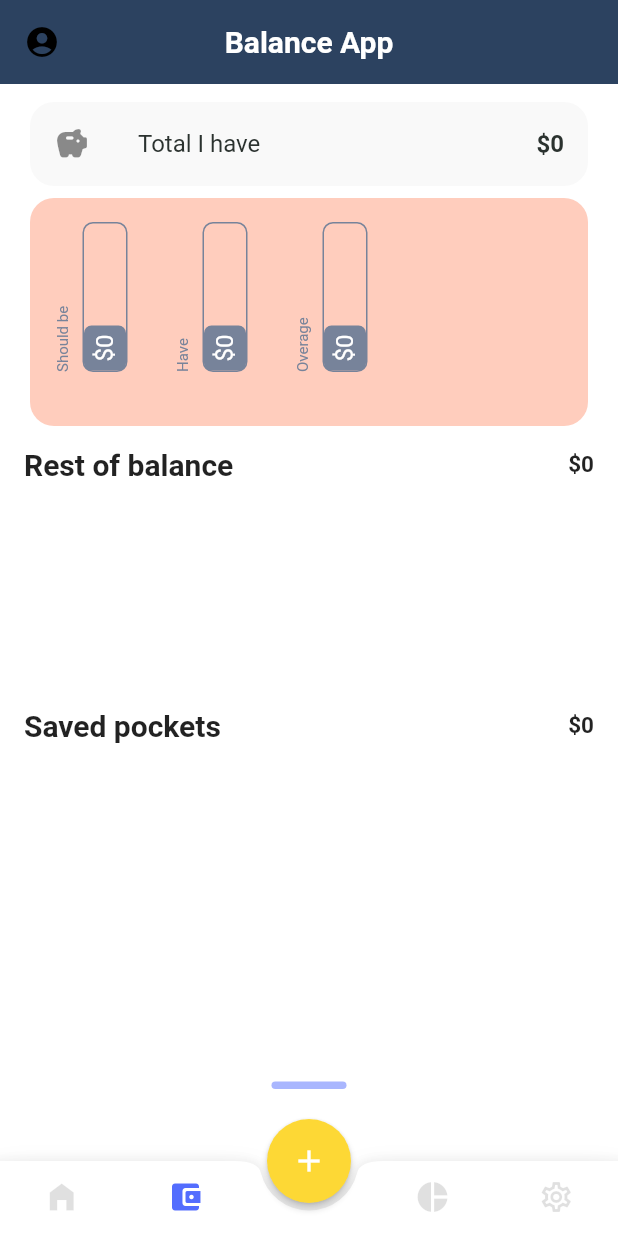
After one commit to aragrevo/balance_app_flutter, a Flutter app: the _Home screen opened directly, item 2 of the bottom bar chosen, on a phone screen of 412 x 824 dp. The commit adds this screen. Run offline on Flutter 3.47's test engine with Material 2 defaults, Android fonts, the phone set to English and light mode, and no system bars; our stand-ins replace cloud_firestore, firebase_core, fl_chart, get, google_sign_in; accounts and stored records are empty.

Commit message:
feature: Add pocket screen

```diff
--- a/lib/controllers/balance.controller.dart
+++ b/lib/controllers/balance.controller.dart
@@ -1,15 +1,19 @@
+import 'package:balance_app/models/wallet.dart';
 import 'package:balance_app/services/balance.service.dart';
 import 'package:get/get.dart';
 
 class BalanceController extends GetxController {
   static BalanceController get to => Get.find();
   final RxMap<String, dynamic> _balance = RxMap<String, dynamic>();
+  final RxList<Wallet> _wallet = RxList<Wallet>();
 
   Map<String, dynamic> get balance => _balance.value;
+  List<Wallet> get wallet => _wallet.value;
 
   @override
   void onInit() {
     final monthName = BalanceService().getCurrentMonth();
     _balance.bindStream(BalanceService().balanceStream(monthName));
+    _wallet.bindStream(BalanceService().walletStream());
   }
 }
--- a/lib/controllers/expense.controller.dart
+++ b/lib/controllers/expense.controller.dart
@@ -1,4 +1,3 @@
-import 'package:balance_app/services/balance.service.dart';
 import 'package:flutter/material.dart';
 import 'package:get/get.dart';
 
--- /dev/null
+++ b/lib/controllers/pocket.controller.dart
@@ -0,0 +1,59 @@
+import 'package:balance_app/models/pocket.dart';
+import 'package:balance_app/services/pocket.service.dart';
+import 'package:get/get.dart';
+
+class PocketController extends GetxController {
+  static PocketController get to => Get.find();
+  final RxList<Pocket> _pocket = RxList<Pocket>();
+  final RxList<Pocket> _pocketRest = RxList<Pocket>();
+  final RxList<Pocket> _pocketSave = RxList<Pocket>();
+
+  List<Pocket> get pocket => _pocket.value;
+  List<Pocket> get pocketRest {
+    return _getPockets(true);
+  }
+
+  List<Pocket> get pocketSaved {
+    return _getPockets(false);
+  }
+
+  int get totalPocketRest {
+    return getTotal(pocketRest);
+  }
+
+  int get totalPocketSaved {
+    return getTotal(pocketSaved);
+  }
+
+  int get totalPockets {
+    return getTotal(pocket);
+  }
+
+  Map<String, int> get balanceInWallets {
+    final res = pocket.fold<Map<String, int>>({}, (previousValue, element) {
+      final prev = previousValue[element.location] ?? 0;
+      previousValue[element.location] = prev + element.value;
+      return previousValue;
+    });
+    return res;
+  }
+
+  @override
+  void onInit() {
+    _pocket.bindStream(PocketService().pocketStream());
+    _pocketRest.bindStream(PocketService().pocketStream());
+    _pocketSave.bindStream(PocketService().pocketStream());
+  }
+
+  List<Pocket> _getPockets(bool type) {
+    final pockets =
+        pocket.where((element) => element.restOfBalance == type).toList();
+    pockets.sort(((a, b) => a.name.compareTo(b.name)));
+    return pockets;
+  }
+
+  int getTotal(List<Pocket> pockets) {
+    return pockets.fold<int>(
+        0, (previousValue, element) => previousValue + element.value);
+  }
+}
--- /dev/null
+++ b/lib/models/pocket.dart
@@ -0,0 +1,37 @@
+import 'dart:convert';
+
+import 'package:balance_app/utils/format.dart';
+
+Pocket pocketFromJson(String str) => Pocket.fromJson(json.decode(str));
+
+String pocketToJson(Pocket data) => json.encode(data.toJson());
+
+class Pocket {
+  Pocket(
+      {required this.value,
+      required this.name,
+      required this.location,
+      required this.restOfBalance,
+      this.id});
+  int value;
+  String name;
+  String location;
+  bool restOfBalance;
+  String? id;
+
+  factory Pocket.fromJson(Map<String, dynamic> json) => Pocket(
+        value: int.parse(json["value"].toString()),
+        name: json['name'].toString().toCapitalize,
+        id: json["id"],
+        location: json["location"],
+        restOfBalance: json["restOfBalance"] ?? false,
+      );
+
+  Map<String, dynamic> toJson() => {
+        "value": value,
+        "name": name,
+        "id": id,
+        "location": location,
+        "restOfBalance": restOfBalance,
+      };
+}
--- /dev/null
+++ b/lib/models/wallet.dart
@@ -0,0 +1,24 @@
+import 'dart:convert';
+
+Wallet walletFromJson(String str) => Wallet.fromJson(json.decode(str));
+
+String walletToJson(Wallet data) => json.encode(data.toJson());
+
+class Wallet {
+  Wallet({required this.value, required this.name, this.icon});
+  int value;
+  String name;
+  String? icon;
+
+  factory Wallet.fromJson(Map<String, dynamic> json) => Wallet(
+        value: json["value"],
+        name: json['name'],
+        icon: json["icon"],
+      );
+
+  Map<String, dynamic> toJson() => {
+        "value": value,
+        "name": name,
+        "icon": icon,
+      };
+}
--- a/lib/screens/home_screen.dart
+++ b/lib/screens/home_screen.dart
@@ -53,11 +53,11 @@ class _Home extends StatelessWidget {
         body: Obx(
           () => IndexedStack(
             index: HomeController.to.currentIndex.value,
-            children: const [
-              _Body(),
+            children: [
+              const _Body(),
               PocketScreen(),
-              ChartScreen(),
-              SizedBox()
+              const ChartScreen(),
+              const SizedBox()
             ],
           ),
         ));
--- /dev/null
+++ b/lib/screens/pocket_screen.dart
@@ -0,0 +1,447 @@
+import 'package:balance_app/controllers/balance.controller.dart';
+import 'package:balance_app/controllers/pocket.controller.dart';
+import 'package:balance_app/models/pocket.dart';
+import 'package:balance_app/models/wallet.dart';
+import 'package:balance_app/utils/format.dart';
+import 'package:balance_app/utils/icons.dart';
+import 'package:flutter/material.dart';
+import 'package:get/get.dart';
+
+class PocketScreen extends StatelessWidget {
+  PocketScreen({Key? key}) : super(key: key);
+
+  final pocketCtrl = Get.put(PocketController());
+
+  @override
+  Widget build(BuildContext context) {
+    return Container(
+      color: Colors.white,
+      padding: const EdgeInsets.symmetric(vertical: 8),
+      child: Column(
+        mainAxisSize: MainAxisSize.min,
+        crossAxisAlignment: CrossAxisAlignment.start,
+        children: [
+          Padding(
+            padding: const EdgeInsets.symmetric(horizontal: 16),
+            child: Card(
+              child: ListTile(
+                leading: const Icon(Icons.savings_rounded),
+                title: const Text('Total I have',
+                    style: TextStyle(
+                      color: Color(0xff2B322F),
+                    )),
+                trailing: Text(
+                  toCurrency(PocketController.to.totalPockets),
+                  style: const TextStyle(
+                      color: Color(0xff2B322F),
+                      fontSize: 16,
+                      fontWeight: FontWeight.bold),
+                ),
+              ),
+            ),
+          ),
+          const Padding(
+            padding: EdgeInsets.symmetric(horizontal: 16),
+            child: _WalletsSection(),
+          ),
+          Expanded(
+            child: Stack(
+              children: [
+                Padding(
+                  padding: const EdgeInsets.symmetric(horizontal: 16),
+                  child: Column(
+                    mainAxisSize: MainAxisSize.min,
+                    children: [
+                      Obx(() {
+                        return _ListSection(
+                          title: 'Rest of balance',
+                          amount:
+                              toCurrency(PocketController.to.totalPocketRest),
+                          pockets: PocketController.to.pocketRest,
+                        );
+                      }),
+                      Obx(() {
+                        return _ListSection(
+                          title: 'Saved pockets',
+                          amount:
+                              toCurrency(PocketController.to.totalPocketSaved),
+                          pockets: PocketController.to.pocketSaved,
+                        );
+                      }),
+                    ],
+                  ),
+                ),
+                DraggableScrollableSheet(
+                  initialChildSize: 0.18,
+                  minChildSize: 0.18,
+                  maxChildSize: 0.99,
+                  builder: (BuildContext context,
+                      ScrollController scrollController) {
+                    final list =
+                        PocketController.to.balanceInWallets.entries.toList();
+                    return Container(
+                      decoration: const BoxDecoration(
+                        color: Colors.white,
+                        borderRadius: BorderRadius.only(
+                          topRight: Radius.circular(20),
+                          topLeft: Radius.circular(20),
+                        ),
+                      ),
+                      child: Padding(
+                        padding: const EdgeInsets.symmetric(horizontal: 16),
+                        child: Column(
+                          children: [
+                            Container(
+                              padding:
+                                  const EdgeInsets.only(bottom: 10, top: 10),
+                              height: 5,
+                              width: 50,
+                              decoration: BoxDecoration(
+                                color: Colors.indigoAccent.withOpacity(0.5),
+                                borderRadius:
+                                    const BorderRadius.all(Radius.circular(8)),
+                              ),
+                            ),
+                            Expanded(
+                              child: ListView.builder(
+                                physics: const BouncingScrollPhysics(),
+                                controller: scrollController,
+                                itemCount: list.length,
+                                itemBuilder: (context, index) {
+                                  final item = list[index];
+                                  return Card(
+                                    child: ListTile(
+                                      leading: Icon(
+                                          pocketIcons[item.key.toLowerCase()]),
+                                      title: Text(item.key.toCapitalize,
+                                          style: const TextStyle(
+                                            color: Color(0xff2B322F),
+                                          )),
+                                      trailing: Text(
+                                        toCurrency(item.value),
+                                        style: const TextStyle(
+                                            color: Color(0xff2B322F),
+                                            fontSize: 16,
+                                            fontWeight: FontWeight.bold),
+                                      ),
+                                    ),
+                                  );
+                                },
+                              ),
+                            ),
+                          ],
+                        ),
+                      ),
+                    );
+                  },
+                )
+              ],
+            ),
+          )
+        ],
+      ),
+    );
+  }
+}
+
+class _ListSection extends StatelessWidget {
+  const _ListSection({
+    Key? key,
+    required this.title,
+    required this.amount,
+    required this.pockets,
+  }) : super(key: key);
+
+  final String title;
+  final String amount;
+  final List<Pocket> pockets;
+
+  @override
+  Widget build(BuildContext context) {
+    return Column(
+      crossAxisAlignment: CrossAxisAlignment.start,
+      children: [
+        Padding(
+          padding: const EdgeInsets.only(top: 10, bottom: 10),
+          child: Row(
+            mainAxisAlignment: MainAxisAlignment.spaceBetween,
+            children: [
+              Text(
+                title,
+                style:
+                    const TextStyle(fontSize: 20, fontWeight: FontWeight.bold),
+              ),
+              Text(
+                amount,
+                style:
+                    const TextStyle(fontSize: 15, fontWeight: FontWeight.bold),
+              ),
+            ],
+          ),
+        ),
+        AspectRatio(
+          aspectRatio: 2.9,
+          child: _PocketList(pockets: pockets),
+        ),
+      ],
+    );
+  }
+}
+
+class _PocketList extends StatelessWidget {
+  const _PocketList({
+    Key? key,
+    required this.pockets,
+  }) : super(key: key);
+
+  final List<Pocket> pockets;
+
+  @override
+  Widget build(BuildContext context) {
+    return ListView.builder(
+        physics: const BouncingScrollPhysics(),
+        scrollDirection: Axis.horizontal,
+        itemCount: pockets.length,
+        itemBuilder: (context, index) {
+          final pocket = pockets[index];
+          return _CustomCard(
+              title: pocket.name,
+              subtitle: toCurrency(pocket.value),
+              observation: pocket.location,
+              icon: pocketIcons[pocket.location.toLowerCase()] ?? Icons.alarm);
+        });
+  }
+}
+
+class _WalletsSection extends StatelessWidget {
+  const _WalletsSection({
+    Key? key,
+  }) : super(key: key);
+
+  @override
+  Widget build(BuildContext context) {
+    return Card(
+      color: Colors.deepOrange[200]!.withOpacity(0.6),
+      child: Container(
+          padding: const EdgeInsets.all(16),
+          child: Obx(() {
+            final balance = BalanceController.to.balance['balance'];
+            final total = BalanceController.to.wallet
+                .fold<int>(0, (prev, element) => prev + element.value);
+            final int overage = total - (balance?['value'] ?? 0) as int;
+            return Column(children: [
+              Row(
+                mainAxisAlignment: MainAxisAlignment.spaceBetween,
+                children: [
+                  _WalletState(
+                      wallet: Wallet(
+                          value: balance?['value'] ?? 0, name: 'Should be')),
+                  _WalletState(wallet: Wallet(name: 'Have', value: total)),
+                  _WalletState(wallet: Wallet(name: 'Overage', value: overage)),
+                  const SizedBox(
+                    width: 100,
+                    height: 100,
+                  )
+                ],
+              ),
+              const SizedBox(
+                height: 20,
+              ),
+              Row(
+                mainAxisAlignment: MainAxisAlignment.spaceBetween,
+                children: BalanceController.to.wallet
+                    .map((e) => _WalletWidget(wallet: e))
+                    .toList(),
+              )
+            ]);
+          })),
+    );
+  }
+}
+
+class _CustomRow extends StatelessWidget {
+  const _CustomRow({
+    Key? key,
+    required this.title,
+    required this.amount,
+  }) : super(key: key);
+
+  final String title;
+  final String amount;
+
+  @override
+  Widget build(BuildContext context) {
+    return Container(
+      margin: EdgeInsets.zero,
+      // padding: const EdgeInsets.all(2),
+      child: Row(
+        mainAxisAlignment: MainAxisAlignment.spaceBetween,
+        children: [
+          Text(title.toCapitalize,
+              style: const TextStyle(
+                  color: Color(0xff2B322F),
+                  fontSize: 11,
+                  fontWeight: FontWeight.bold)),
+          Text(amount,
+              style: const TextStyle(color: Color(0xff77839a), fontSize: 11)),
+        ],
+      ),
+    );
+  }
+}
+
+class _WalletWidget extends StatelessWidget {
+  const _WalletWidget({
+    Key? key,
+    required this.wallet,
+  }) : super(key: key);
+
+  final Wallet wallet;
+
+  @override
+  Widget build(BuildContext context) {
+    return GestureDetector(
+      onTap: () {
+        print(wallet.name);
+      },
+      child: _CustomCard(
+        icon: walletIcons[wallet.icon]!,
+        subtitle: toCurrency(wallet.value),
+        title: wallet.name,
+      ),
+    );
+  }
+}
+
+class _CustomCard extends StatelessWidget {
+  const _CustomCard(
+      {Key? key,
+      required this.title,
+      required this.subtitle,
+      required this.icon,
+      this.observation})
+      : super(key: key);
+
+  final String title;
+  final String subtitle;
+  final String? observation;
+  final IconData icon;
+
+  @override
+  Widget build(BuildContext context) {
+    return Card(
+      child: Container(
+          width: 100,
+          padding: const EdgeInsets.all(16),
+          child: Column(
+            children: [
+              Icon(
+                icon,
+                size: 38,
+                color: const Color(0xff77839a),
+              ),
+              const SizedBox(height: 5),
+              FittedBox(
+                fit: BoxFit.contain,
+                child: Text(
+                  title,
+                  style: const TextStyle(
+                      color: Color(0xff2B322F), fontWeight: FontWeight.bold),
+                ),
+              ),
+              FittedBox(
+                fit: BoxFit.contain,
+                child: Text(
+                  subtitle,
+                  style:
+                      const TextStyle(color: Color(0xff77839a), fontSize: 12),
+                ),
+              ),
+              observation != null
+                  ? FittedBox(
+                      fit: BoxFit.contain,
+                      child: Text(
+                        observation!,
+                        style: const TextStyle(
+                            color: Color(0xff77839a), fontSize: 12),
+                      ),
+                    )
+                  : const SizedBox(),
+            ],
+          )),
+    );
+  }
+}
+
+class _WalletState extends StatelessWidget {
+  const _WalletState({
+    Key? key,
+    required this.wallet,
+  }) : super(key: key);
+  final Wallet wallet;
+
+  @override
+  Widget build(BuildContext context) {
+    return Row(
+      crossAxisAlignment: CrossAxisAlignment.end,
+      children: [
+        _VerticalText(
+          text: wallet.name,
+        ),
+        const SizedBox(
+          width: 7,
+        ),
+        Container(
+          width: 30,
+          height: 100,
+          decoration: BoxDecoration(
+              borderRadius: const BorderRadius.all(Radius.circular(7)),
+              border: Border.all(color: const Color(0xff77839a))),
+          child: Column(
+            mainAxisAlignment: MainAxisAlignment.end,
+            children: [
+              Container(
+                width: double.infinity,
+                padding: const EdgeInsets.symmetric(vertical: 6),
+                decoration: const BoxDecoration(
+                  color: Color(0xff77839a),
+                  borderRadius: BorderRadius.all(Radius.circular(5)),
+                ),
+                child: Center(
+                  child: _VerticalText(
+                    text: toSmallCurrency(wallet.value),
+                    color: Colors.white,
+                    size: 16,
+                  ),
+                ),
+              ),
+            ],
+          ),
+        ),
+        // ),
+      ],
+    );
+  }
+}
+
+class _VerticalText extends StatelessWidget {
+  const _VerticalText({
+    Key? key,
+    required this.text,
+    this.color = const Color(0xff77839a),
+    this.size = 10,
+  }) : super(key: key);
+  final String text;
+  final Color color;
+  final double size;
+
+  @override
+  Widget build(BuildContext context) {
+    return RotatedBox(
+        quarterTurns: 3,
+        child: Text(
+          text,
+          style: TextStyle(color: color, fontSize: size),
+        ));
+  }
+}
--- a/lib/utils/format.dart
+++ b/lib/utils/format.dart
@@ -3,6 +3,12 @@ import 'package:intl/intl.dart';
 String toCurrency(dynamic value) {
   return NumberFormat.currency(locale: 'en_US', symbol: '\$', decimalDigits: 0)
       .format(value);
+}
+
+String toSmallCurrency(dynamic value) {
+  final currency = toCurrency(value);
+  if (currency.length < 4) return currency;
+  return '${currency.substring(0, currency.length - 4)} k';
 }
 
 extension StringUtil on String {
--- a/lib/utils/icons.dart
+++ b/lib/utils/icons.dart
@@ -15,3 +15,18 @@ Map<String, Icon> customIcons = {
   'Gas': const Icon(Icons.outdoor_grill_sharp),
   'Tv': const Icon(Icons.tv_outlined),
 };
+
+Map<String, IconData> walletIcons = {
+  'card': Icons.credit_card,
+  'dinero': Icons.money,
+  'movil': Icons.ad_units_rounded,
+};
+
+Map<String, IconData> pocketIcons = {
+  'card': Icons.credit_card,
+  'box': Icons.money,
+  'pocket': Icons.gite_sharp,
+  'tyba': Icons.donut_large,
+  'littio': Icons.currency_exchange_rounded,
+  'airtm': Icons.currency_bitcoin_rounded
+};
```
Also changed, not shown: lib/services/balance.service.dart (+17 -3 lines), lib/services/pocket.service.dart (added, +23 -0 lines).
